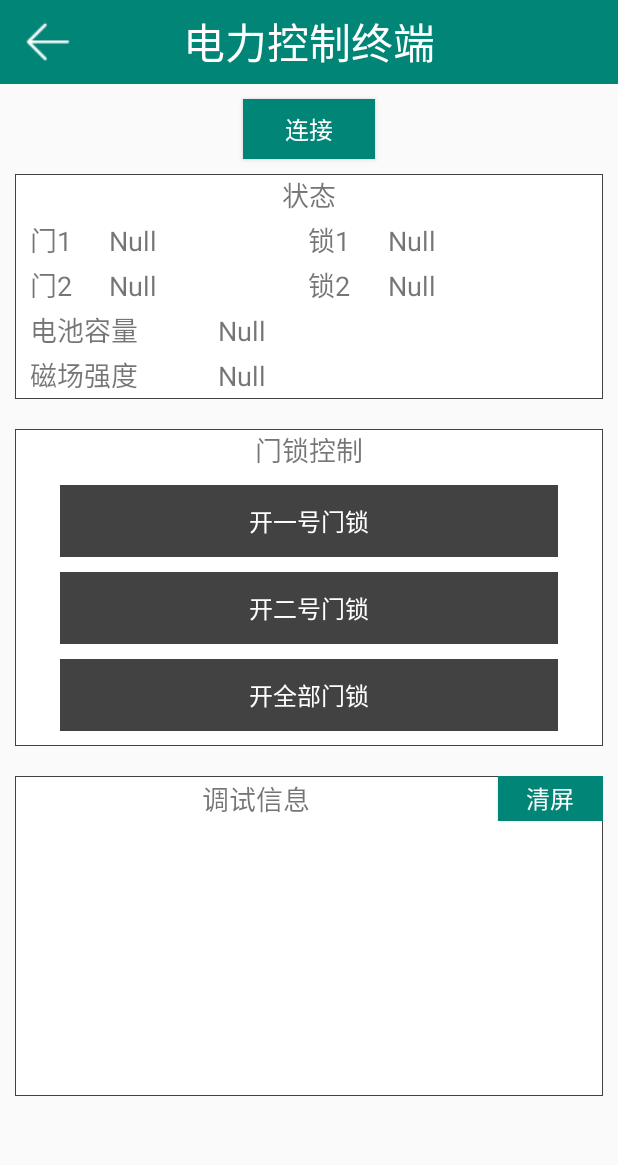
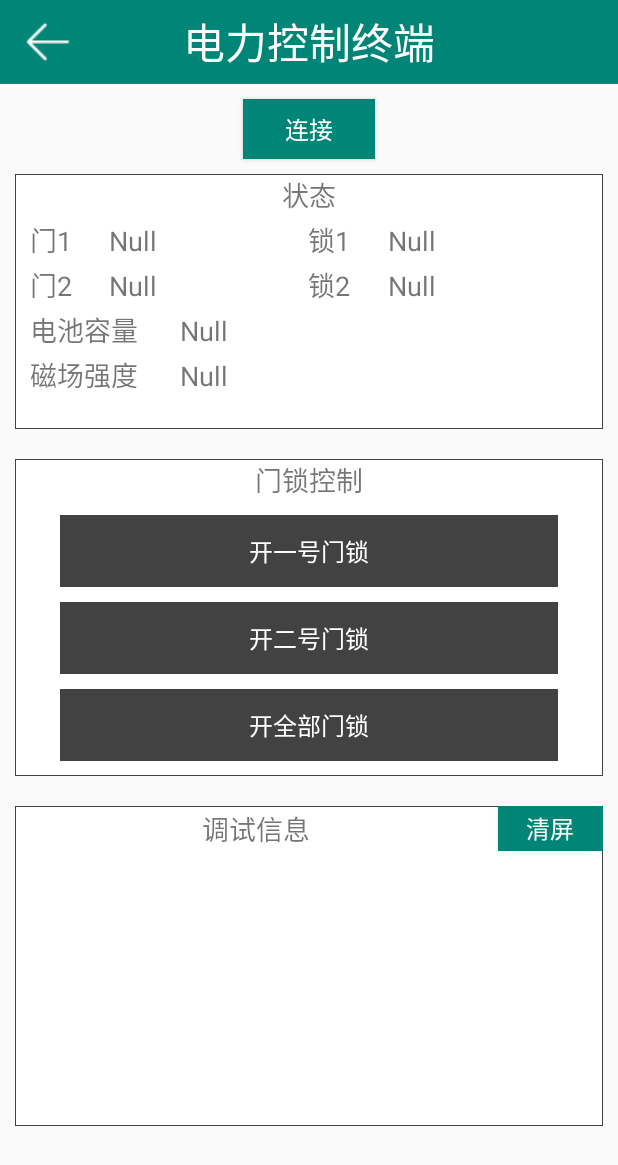
Before and after one commit to QQ652276536/BLEControl, an Android app: the layout fragment_bluetooth_powercontrol.xml on its own in the app's theme, with its tools: preview values and no code run, on a phone screen of 412 x 824 dp. Shown: the top 1165 px of the screen. Run offline under Robolectric (Android 15) with nearby library versions, the light colour scheme and no system bars.

Commit message:
no message

```diff
--- a/app/src/main/res/layout/fragment_bluetooth_powercontrol.xml
+++ b/app/src/main/res/layout/fragment_bluetooth_powercontrol.xml
@@ -151,9 +151,8 @@
                     android:orientation="horizontal">
 
                     <TextView
-                        android:layout_width="wrap_content"
+                        android:layout_width="100dp"
                         android:layout_height="wrap_content"
-                        android:layout_weight="0.2"
                         android:text="电池容量"
                         android:textSize="18sp" />
 
@@ -161,22 +160,20 @@
                         android:id="@+id/text5"
                         android:layout_width="wrap_content"
                         android:layout_height="wrap_content"
-                        android:layout_weight="0.8"
                         android:text="Null"
                         android:textSize="18sp" />
                 </LinearLayout>
 
                 <LinearLayout
                     android:layout_width="match_parent"
-                    android:layout_height="30dp"
+                    android:layout_height="50dp"
                     android:layout_marginLeft="10dp"
                     android:layout_marginRight="10dp"
                     android:orientation="horizontal">
 
                     <TextView
-                        android:layout_width="wrap_content"
+                        android:layout_width="100dp"
                         android:layout_height="wrap_content"
-                        android:layout_weight="0.2"
                         android:text="磁场强度"
                         android:textSize="18sp" />
 
@@ -184,7 +181,7 @@
                         android:id="@+id/text6"
                         android:layout_width="wrap_content"
                         android:layout_height="wrap_content"
-                        android:layout_weight="0.8"
+                        android:singleLine="false"
                         android:text="Null"
                         android:textSize="18sp" />
                 </LinearLayout>
```
